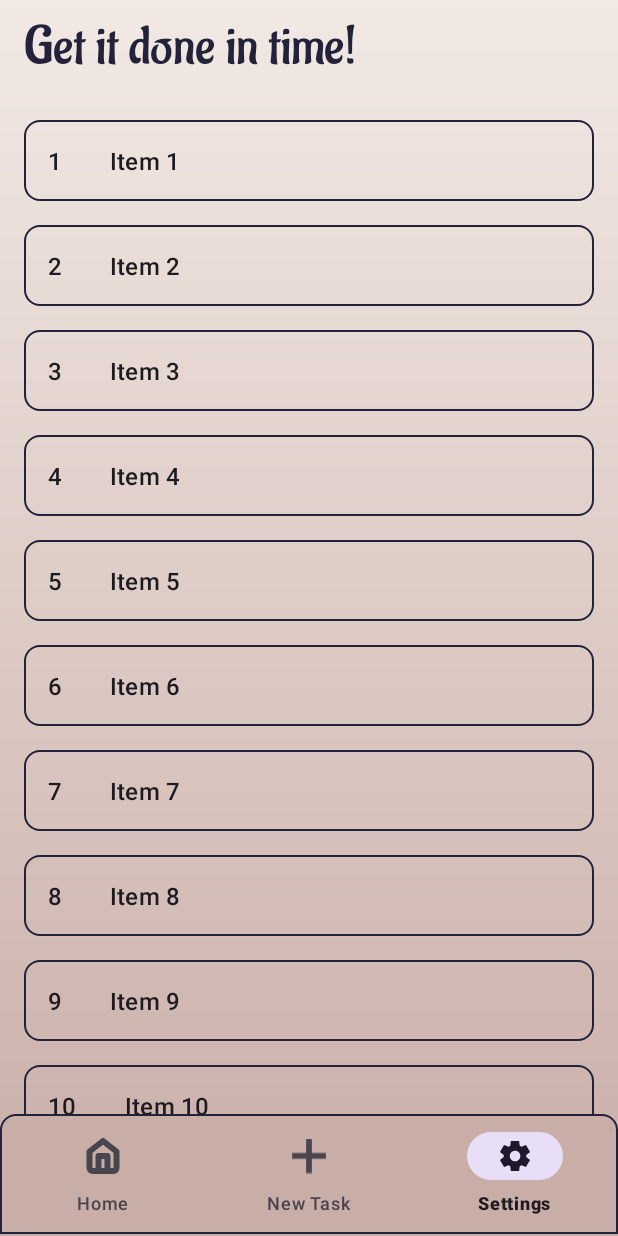
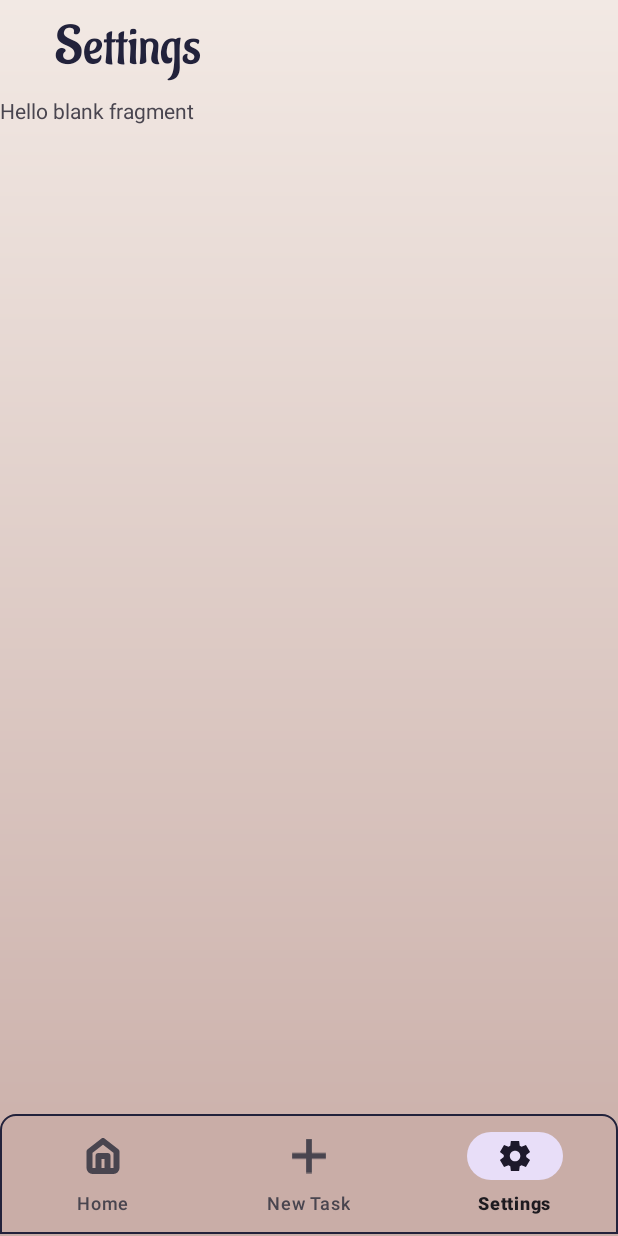
Before and after one commit to blarbee/deadline_countdown, an Android app: the screen it shows after launch (MainActivity), item 3 of the bottom bar chosen, on a phone screen of 412 x 824 dp. Run offline under Robolectric (Android 15) with nearby library versions, the phone set to English and light mode, and no system bars.

Commit message:
Add SettingsFragment and set header tv to proper titles

```diff
--- a/app/src/main/java/com/example/deadline_countdown/MainActivity.java
+++ b/app/src/main/java/com/example/deadline_countdown/MainActivity.java
@@ -2,6 +2,7 @@
 
 import android.os.Bundle;
 import android.view.WindowManager;
+import android.widget.TextView;
 import android.widget.Toast;
 
 import androidx.activity.EdgeToEdge;
@@ -15,7 +16,9 @@
 
 public class MainActivity extends AppCompatActivity {
     TaskFragment taskFragment = new TaskFragment();
-//    SettingsFragment settingsFragment = new SettingsFragment();
+    SettingsFragment settingsFragment = new SettingsFragment();
+
+
 
     @Override
     protected void onCreate(Bundle savedInstanceState) {
@@ -30,17 +33,22 @@
                     .add(R.id.task_fragment_container, TaskFragment.class, bundle)
                     .commit();
         }
+        TextView header_text = findViewById(R.id.header_tv);
+        header_text.setText("Get it done in time!");
         getSupportFragmentManager().beginTransaction().replace(R.id.task_fragment_container, taskFragment).commit();
         BottomNavigationView nav = findViewById(R.id.nav_bar);
         nav.setOnItemSelectedListener(item ->{
 
+
             if(item.getItemId() == R.id.home_nav){
                 getSupportFragmentManager().beginTransaction().replace(R.id.task_fragment_container, taskFragment).commit();
+                header_text.setText("Get it done in time!");
                 Toast.makeText(this, "Go to homepage", Toast.LENGTH_SHORT).show();
                 return true;
 
             } else if (item.getItemId() == R.id.settings_nav) {
-//                getSupportFragmentManager().beginTransaction().replace(R.id.task_fragment_container, settingsFragment).commit();
+                getSupportFragmentManager().beginTransaction().replace(R.id.task_fragment_container, settingsFragment).commit();
+                header_text.setText("Settings");
                 Toast.makeText(this, "Go to settings", Toast.LENGTH_SHORT).show();
                 return true;
 
--- /dev/null
+++ b/app/src/main/java/com/example/deadline_countdown/SettingsFragment.java
@@ -0,0 +1,64 @@
+package com.example.deadline_countdown;
+
+import android.os.Bundle;
+
+import androidx.fragment.app.Fragment;
+
+import android.view.LayoutInflater;
+import android.view.View;
+import android.view.ViewGroup;
+
+/**
+ * A simple {@link Fragment} subclass.
+ * Use the {@link SettingsFragment#newInstance} factory method to
+ * create an instance of this fragment.
+ */
+public class SettingsFragment extends Fragment {
+
+    // TODO: Rename parameter arguments, choose names that match
+    // the fragment initialization parameters, e.g. ARG_ITEM_NUMBER
+    private static final String ARG_PARAM1 = "param1";
+    private static final String ARG_PARAM2 = "param2";
+
+    // TODO: Rename and change types of parameters
+    private String mParam1;
+    private String mParam2;
+
+    public SettingsFragment() {
+        // Required empty public constructor
+    }
+
+    /**
+     * Use this factory method to create a new instance of
+     * this fragment using the provided parameters.
+     *
+     * @param param1 Parameter 1.
+     * @param param2 Parameter 2.
+     * @return A new instance of fragment SettingsFragment.
+     */
+    // TODO: Rename and change types and number of parameters
+    public static SettingsFragment newInstance(String param1, String param2) {
+        SettingsFragment fragment = new SettingsFragment();
+        Bundle args = new Bundle();
+        args.putString(ARG_PARAM1, param1);
+        args.putString(ARG_PARAM2, param2);
+        fragment.setArguments(args);
+        return fragment;
+    }
+
+    @Override
+    public void onCreate(Bundle savedInstanceState) {
+        super.onCreate(savedInstanceState);
+        if (getArguments() != null) {
+            mParam1 = getArguments().getString(ARG_PARAM1);
+            mParam2 = getArguments().getString(ARG_PARAM2);
+        }
+    }
+
+    @Override
+    public View onCreateView(LayoutInflater inflater, ViewGroup container,
+                             Bundle savedInstanceState) {
+        // Inflate the layout for this fragment
+        return inflater.inflate(R.layout.fragment_settings, container, false);
+    }
+}
--- a/app/src/main/res/layout/activity_main.xml
+++ b/app/src/main/res/layout/activity_main.xml
@@ -23,15 +23,15 @@
     <androidx.appcompat.widget.Toolbar
         android:id="@+id/header"
         style="@style/header"
-        android:layout_width="match_parent"
+        android:layout_width="wrap_content"
         android:layout_height="wrap_content"
         app:layout_constraintTop_toTopOf="parent"
-        app:layout_constraintRight_toRightOf="@id/right_guideline"
-        app:layout_constraintLeft_toLeftOf="@id/left_guideline">
+        app:layout_constraintLeft_toRightOf="@id/left_guideline">
         <TextView
+            android:id="@+id/header_tv"
             android:layout_width="match_parent"
             android:layout_height="match_parent"
-            android:text="Get it done in time!"
+            android:text=""
             style="@style/header"/>
     </androidx.appcompat.widget.Toolbar>
 
--- /dev/null
+++ b/app/src/main/res/layout/fragment_settings.xml
@@ -0,0 +1,14 @@
+<?xml version="1.0" encoding="utf-8"?>
+<FrameLayout xmlns:android="http://schemas.android.com/apk/res/android"
+    xmlns:tools="http://schemas.android.com/tools"
+    android:layout_width="match_parent"
+    android:layout_height="match_parent"
+    tools:context=".SettingsFragment">
+
+    <!-- TODO: Update blank fragment layout -->
+    <TextView
+        android:layout_width="match_parent"
+        android:layout_height="match_parent"
+        android:text="@string/hello_blank_fragment" />
+
+</FrameLayout>
--- a/app/src/main/res/values/strings.xml
+++ b/app/src/main/res/values/strings.xml
@@ -1,3 +1,5 @@
 <resources>
     <string name="app_name">Deadline_Countdown</string>
+    <!-- TODO: Remove or change this placeholder text -->
+    <string name="hello_blank_fragment">Hello blank fragment</string>
 </resources>
```
